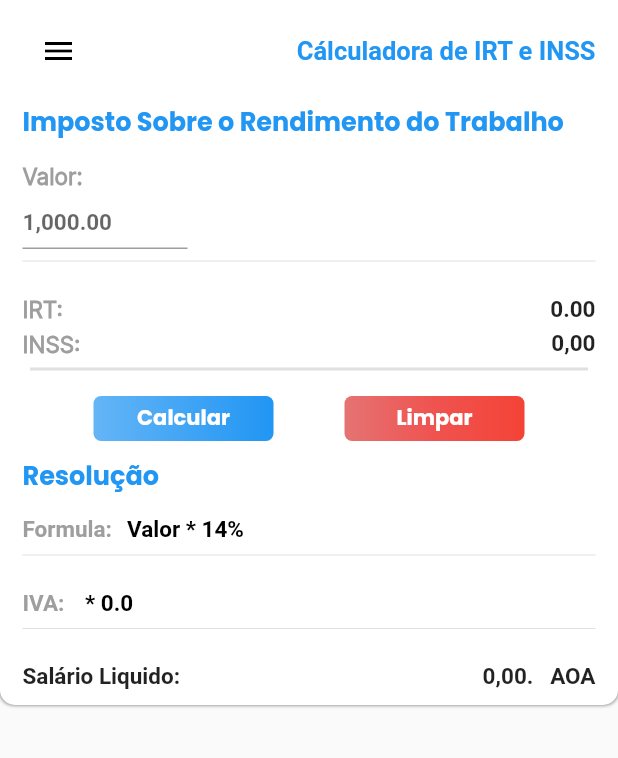
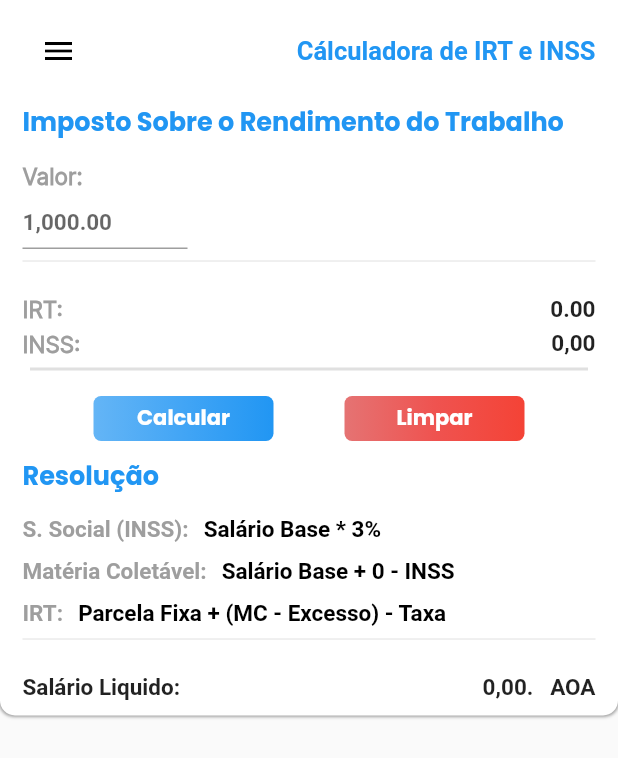
Before and after one commit to eliezerantonio/my_challenges, a Flutter app: the LabourIncomePage screen opened directly, on a phone screen of 412 x 824 dp. Shown: the top 758 px of the screen. Run offline on Flutter 3.47's test engine with Material 2 defaults, Android fonts, the phone set to English and light mode, and no system bars; our stand-ins replace animated_text_kit, rive, shared_preferences; missing offline and left inert: flutter_animator; accounts and stored records are empty.

Commit message:
organizing components

```diff
--- a/lib/pages/calc_labour_income/calc_labour_income.dart
+++ b/lib/pages/calc_labour_income/calc_labour_income.dart
@@ -206,15 +206,19 @@ class _CenterCardState extends State<CenterCard> {
             ),
             Column(
               crossAxisAlignment: CrossAxisAlignment.start,
+              mainAxisAlignment: MainAxisAlignment.spaceBetween,
               children: [
                 BounceInLeft(child: const ResolutionTag(text: 'Resolução')),
                 const SizedBox(height: 15.0),
-                const ResolutionInfo(info: 'Formula:', data: 'Valor * 14%'),
-                const Divider(),
-                const SizedBox(height: 15.0),
-                ResolutionInfo(
-                    info: 'IVA:',
-                    data: '${amountController.text} * $labourIncomePayable '),
+                const ResolutionInfo(
+                    info: 'S. Social (INSS):', data: 'Salário Base * 3%'),
+                const SizedBox(height: 10.0),
+                const ResolutionInfo(
+                    info: 'Matéria Coletável:',
+                    data: 'Salário Base + 0 - INSS'),
+                const SizedBox(height: 10.0),
+                const ResolutionInfo(
+                    info: 'IRT:', data: 'Parcela Fixa + (MC - Excesso) - Taxa'),
                 const Divider(),
                 const SizedBox(height: 15.0),
                 Row(
```
Also changed, not shown: lib/pages/calc_labour_income/tax_income_calculator.dart (+4 -4 lines).
